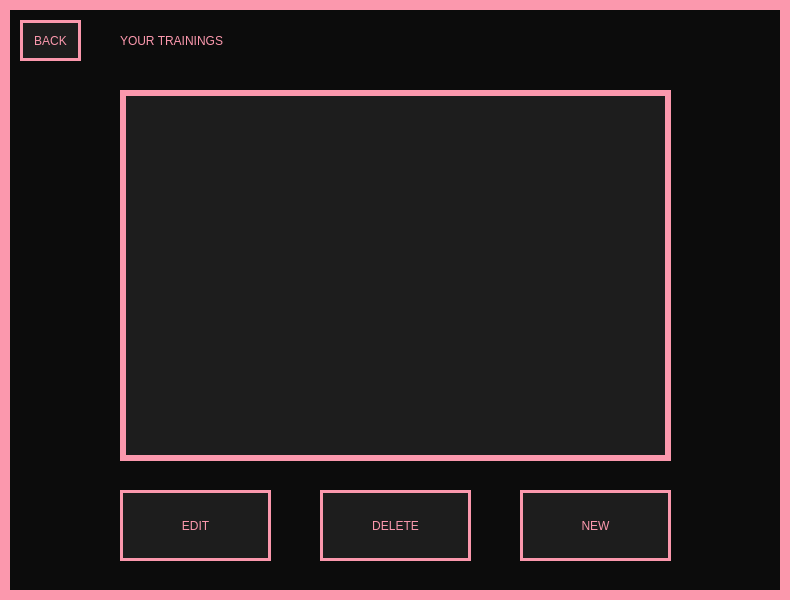
First picture: the form in View/BrowseTrainingsWindow.ui, repository Hanna-J-K/fitnessapp, before the edit.
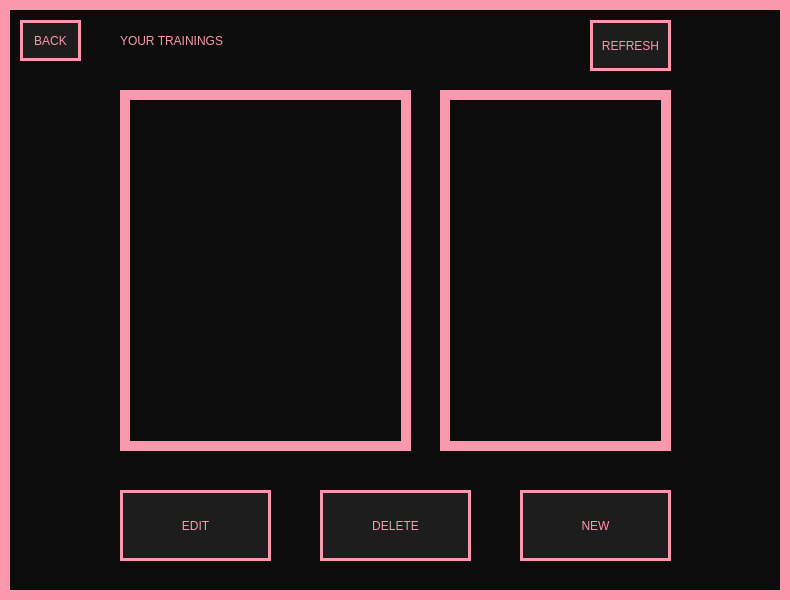
Second picture: the form after the edit.

```diff
--- a/View/BrowseTrainingsWindow.ui
+++ b/View/BrowseTrainingsWindow.ui
@@ -85,33 +85,6 @@
      <string>NEW</string>
     </property>
    </widget>
-   <widget class="QScrollArea" name="trainigs_scroll">
-    <property name="geometry">
-     <rect>
-      <x>120</x>
-      <y>90</y>
-      <width>551</width>
-      <height>371</height>
-     </rect>
-    </property>
-    <property name="styleSheet">
-     <string notr="true">background-color: #1D1D1D;border: 3px solid #FB98AD;
-font: 8pt &quot;PRIMETIME&quot;;</string>
-    </property>
-    <property name="widgetResizable">
-     <bool>true</bool>
-    </property>
-    <widget class="QWidget" name="scrollAreaWidgetContents">
-     <property name="geometry">
-      <rect>
-       <x>0</x>
-       <y>0</y>
-       <width>545</width>
-       <height>365</height>
-      </rect>
-     </property>
-    </widget>
-   </widget>
    <widget class="QLabel" name="ur_train_lbl">
     <property name="geometry">
      <rect>
@@ -149,6 +122,49 @@
      <string>BACK</string>
     </property>
    </widget>
+   <widget class="QListView" name="trainings_collection_list">
+    <property name="geometry">
+     <rect>
+      <x>120</x>
+      <y>90</y>
+      <width>291</width>
+      <height>361</height>
+     </rect>
+    </property>
+   </widget>
+   <widget class="QPlainTextEdit" name="plainTextEdit">
+    <property name="geometry">
+     <rect>
+      <x>440</x>
+      <y>90</y>
+      <width>231</width>
+      <height>361</height>
+     </rect>
+    </property>
+    <property name="textInteractionFlags">
+     <set>Qt::TextSelectableByKeyboard|Qt::TextSelectableByMouse</set>
+    </property>
+   </widget>
+   <widget class="QPushButton" name="refresh_btn">
+    <property name="geometry">
+     <rect>
+      <x>590</x>
+      <y>20</y>
+      <width>81</width>
+      <height>51</height>
+     </rect>
+    </property>
+    <property name="cursor">
+     <cursorShape>PointingHandCursor</cursorShape>
+    </property>
+    <property name="styleSheet">
+     <string notr="true">background-color: #1D1D1D;border: 3px solid #FB98AD;
+font: 8pt &quot;PRIMETIME&quot;;</string>
+    </property>
+    <property name="text">
+     <string>REFRESH</string>
+    </property>
+   </widget>
   </widget>
  </widget>
  <resources/>
```
